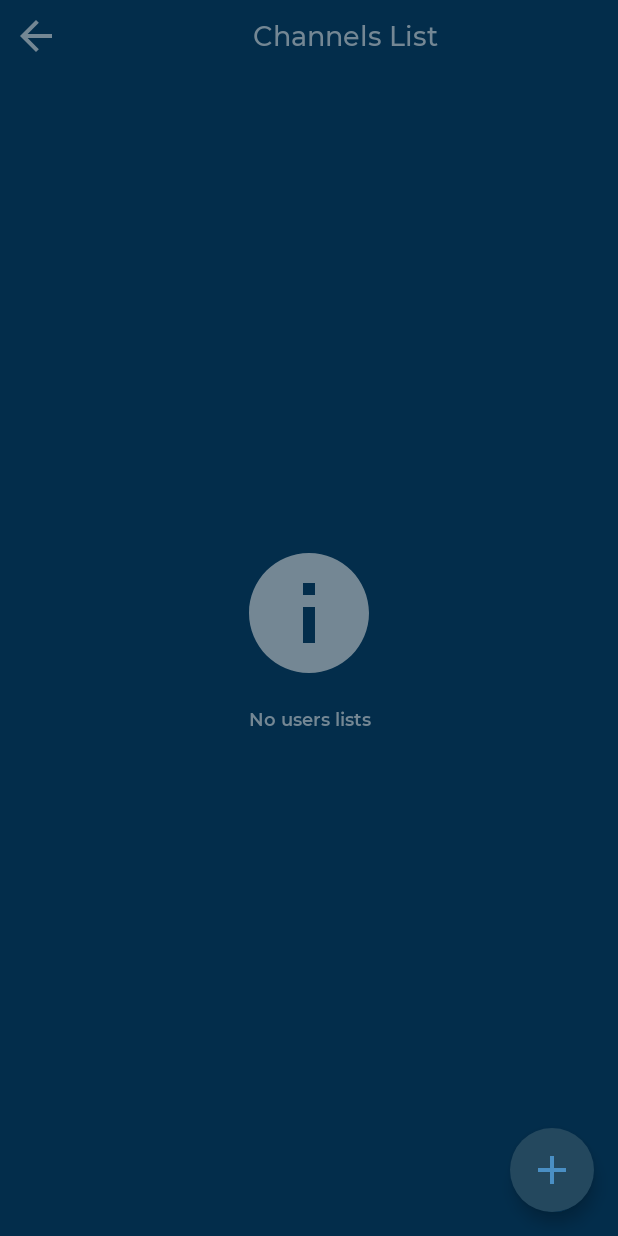
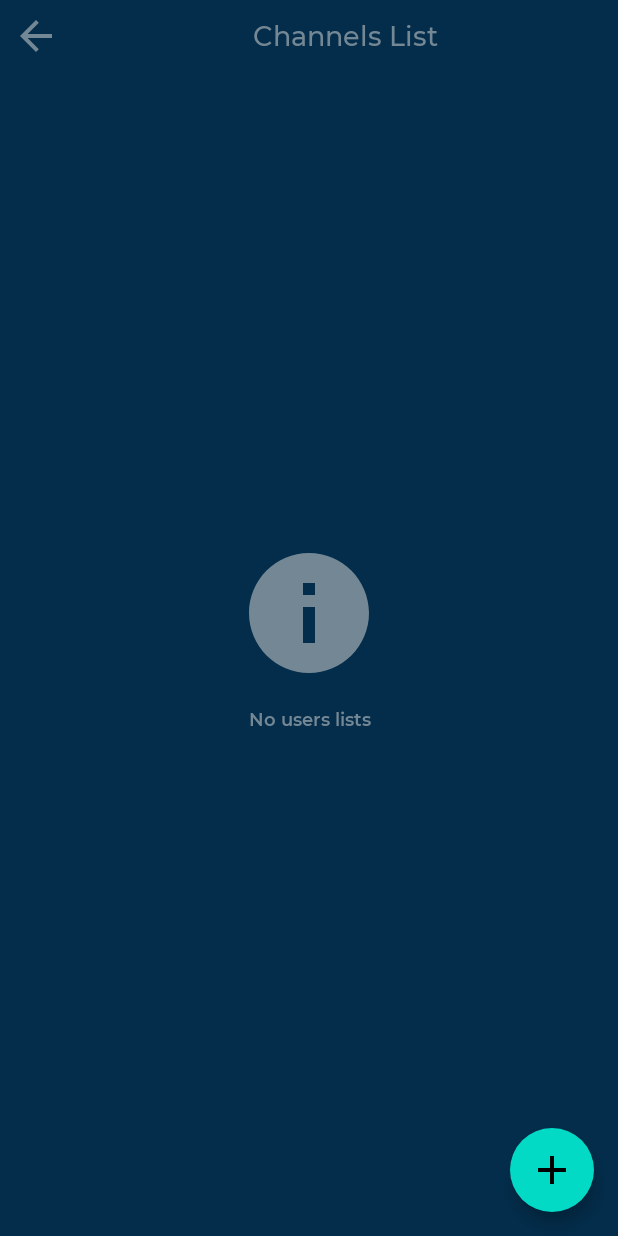
Before and after one commit to mvProject/tvguide, an Android app built with Jetpack Compose: the screen it shows after launch (MainActivity), after a tap on "tap here to create list", on a phone screen of 412 x 824 dp. Run offline under Robolectric (Android 15) with nearby library versions, the phone set to English and light mode, and no system bars; our stand-ins replace Dagger/Hilt's generated code, Room's generated code, Timber, accompanist; Roboto replaces fonts that are not available here; 7 statements that could not run were skipped.

Commit message:
update program view count after settings change

```diff
--- a/app/src/main/java/com/mvproject/tvprogramguide/theme/Dimens.kt
+++ b/app/src/main/java/com/mvproject/tvprogramguide/theme/Dimens.kt
@@ -4,7 +4,10 @@ import androidx.compose.material.MaterialTheme
 import androidx.compose.runtime.Composable
 import androidx.compose.runtime.ReadOnlyComposable
 import androidx.compose.runtime.staticCompositionLocalOf
-import androidx.compose.ui.unit.*
+import androidx.compose.ui.unit.Dp
+import androidx.compose.ui.unit.TextUnit
+import androidx.compose.ui.unit.dp
+import androidx.compose.ui.unit.sp
 
 data class Dimens(
     val sizeZero: Dp = 0.dp,
@@ -33,6 +36,7 @@ data class Dimens(
     val size46: Dp = 46.dp,
     val size48: Dp = 48.dp,
     val size50: Dp = 50.dp,
+    val size60: Dp = 60.dp,
     val size96: Dp = 96.dp,
 
     val font12: TextUnit = 12.sp,
--- a/app/src/main/java/com/mvproject/tvprogramguide/ui/selectedchannels/viewmodel/ChannelViewModel.kt
+++ b/app/src/main/java/com/mvproject/tvprogramguide/ui/selectedchannels/viewmodel/ChannelViewModel.kt
@@ -49,6 +49,12 @@ class ChannelViewModel @Inject constructor(
         viewModelScope.launch(Dispatchers.IO) {
             customListRepository.loadChannelsLists().collect { lists ->
                 _availableLists = lists
+            }
+        }
+
+        viewModelScope.launch(Dispatchers.IO) {
+            preferenceRepository.loadAppSettings().collect {
+                updatePrograms()
             }
         }
 
--- a/app/src/main/java/com/mvproject/tvprogramguide/ui/settings/app/view/SettingsScreen.kt
+++ b/app/src/main/java/com/mvproject/tvprogramguide/ui/settings/app/view/SettingsScreen.kt
@@ -40,8 +40,8 @@ fun SettingsScreen(
         Card(
             backgroundColor = MaterialTheme.appColors.backgroundPrimary,
             modifier = Modifier
-                .padding(MaterialTheme.dimens.size8)
-                .fillMaxWidth(),
+                .fillMaxWidth()
+                .padding(MaterialTheme.dimens.size8),
             elevation = MaterialTheme.dimens.size8,
             shape = RoundedCornerShape(MaterialTheme.dimens.size8)
         ) {
--- a/app/src/main/java/com/mvproject/tvprogramguide/ui/usercustomlist/view/UserCustomListScreen.kt
+++ b/app/src/main/java/com/mvproject/tvprogramguide/ui/usercustomlist/view/UserCustomListScreen.kt
@@ -56,14 +56,14 @@ private fun UserCustomListContent(
         floatingActionButtonPosition = FabPosition.End,
         floatingActionButton = {
             FloatingActionButton(
-                backgroundColor = MaterialTheme.colors.background,
+                backgroundColor = MaterialTheme.colors.secondary,
                 onClick = {
                     isDialogOpen.value = true
                 }) {
                 Icon(
                     Icons.Outlined.Add,
                     contentDescription = null,
-                    tint = MaterialTheme.colors.onBackground,
+                    tint = MaterialTheme.colors.onSecondary,
                     modifier = Modifier
                         .size(MaterialTheme.dimens.size32)
                 )
```
